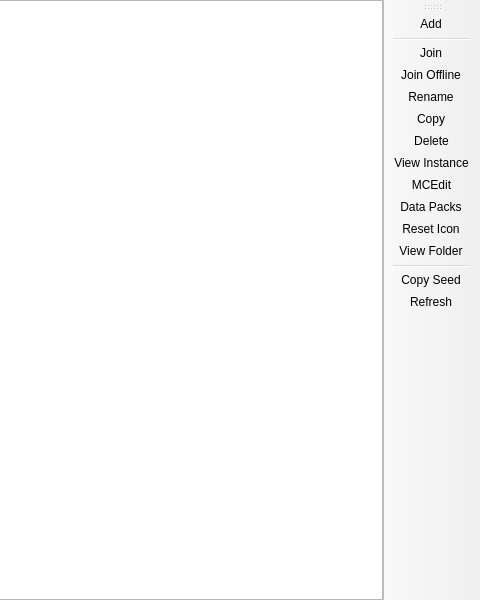
PrismLauncher/PrismLauncher, file launcher/ui/MultiWorldListPage.ui: the form before one commit; both pictures show x 320 to 800 and y 0 to 600 of the 800 by 600 pixel window.
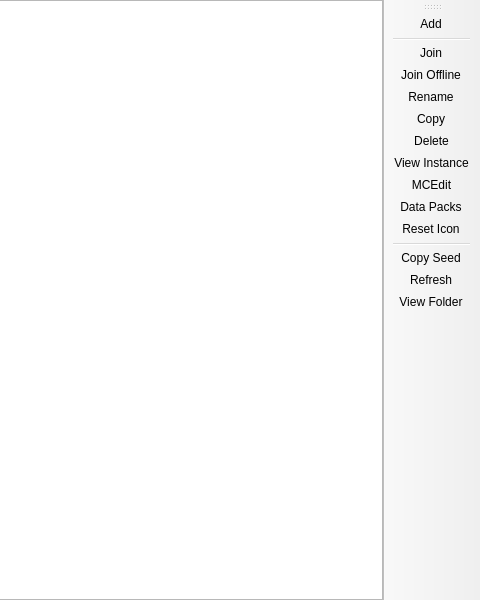
The form after the commit. Custom widgets are drawn as their Qt base class.

What changed in the file:
```diff
--- a/launcher/ui/MultiWorldListPage.ui
+++ b/launcher/ui/MultiWorldListPage.ui
@@ -93,10 +93,10 @@
    <addaction name="actionMCEdit"/>
    <addaction name="actionData_Packs"/>
    <addaction name="actionReset_Icon"/>
-   <addaction name="actionView_Folder"/>
    <addaction name="separator"/>
    <addaction name="actionCopy_Seed"/>
    <addaction name="actionRefresh"/>
+   <addaction name="actionView_Folder"/>
   </widget>
   <action name="actionAdd">
    <property name="text">
```
